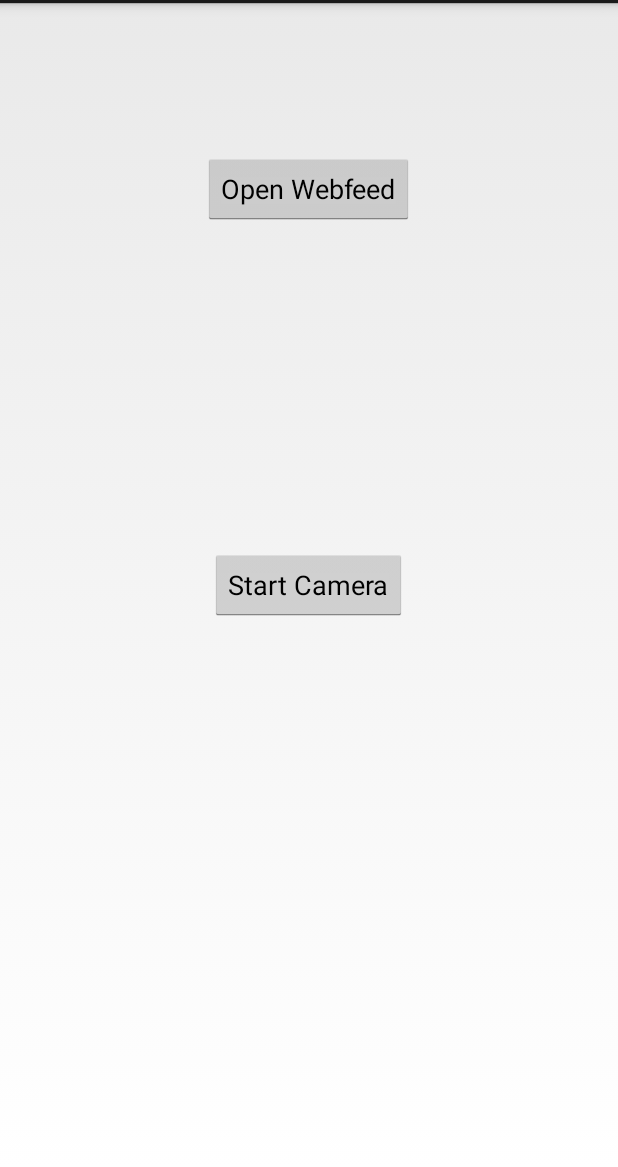
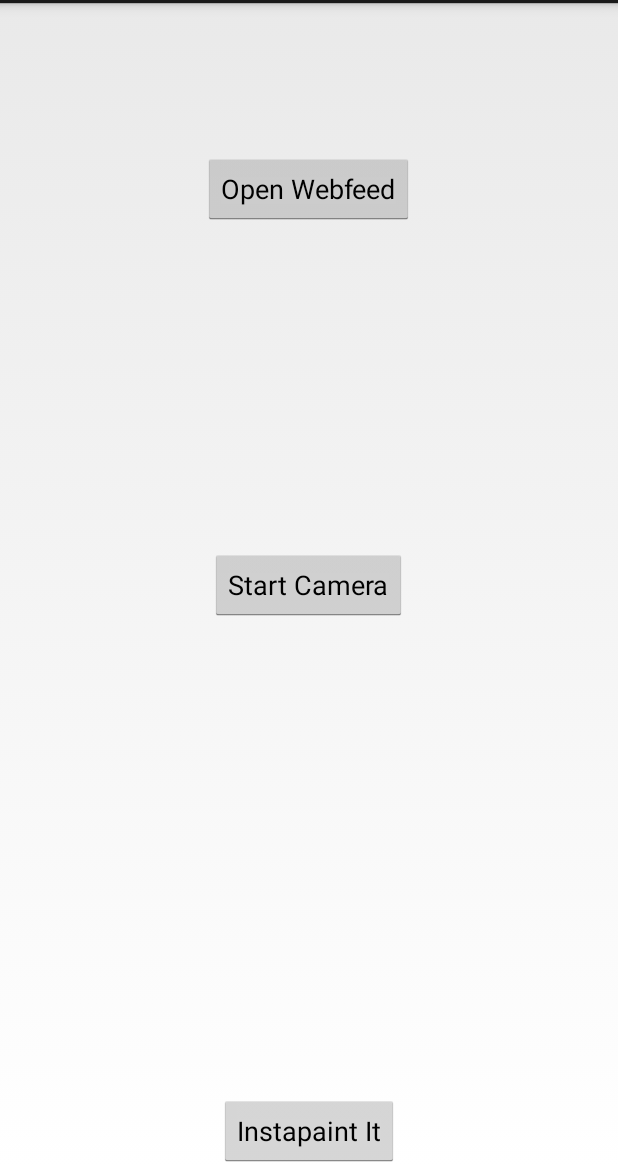
Before and after one commit to SuperCoolYCHackTeam/DoingSomethingUseful, an Android app: the screen it shows after launch (MainActivity), on a phone screen of 412 x 824 dp, the part 69-1236 px from its top. Run offline under Robolectric (Android 15) with nearby library versions, the phone set to English and light mode, and no system bars.

Commit message:
Instapaint Integration

```diff
--- a/mobile/src/main/java/com/ychack/doingsomethinguseful/InstaPaintingService.java
+++ b/mobile/src/main/java/com/ychack/doingsomethinguseful/InstaPaintingService.java
@@ -75,8 +75,8 @@ public class InstaPaintingService {
         }
         String imageLength = exif.getAttribute(ExifInterface.TAG_IMAGE_LENGTH);
         String imageWidth = exif.getAttribute(ExifInterface.TAG_IMAGE_WIDTH);
-        builder.addTextBody("height", String.valueOf(Integer.parseInt(imageLength)/10));
-        builder.addTextBody("width", String.valueOf(Integer.parseInt(imageWidth)/10));
+        builder.addTextBody("height", String.valueOf(Integer.parseInt(imageLength)/100));
+        builder.addTextBody("width", String.valueOf(Integer.parseInt(imageWidth)/100));
         builder.addTextBody("coords", "0,0,"+imageWidth+","+imageLength);
         httpPost.setEntity(builder.build());
 
--- a/mobile/src/main/java/com/ychack/doingsomethinguseful/MainActivity.java
+++ b/mobile/src/main/java/com/ychack/doingsomethinguseful/MainActivity.java
@@ -4,13 +4,18 @@ import android.app.Activity;
 
 import android.app.FragmentManager;
 import android.app.FragmentTransaction;
+import android.content.Intent;
+import android.net.Uri;
 import android.os.Bundle;
 import android.os.StrictMode;
+import android.view.View;
+import android.widget.Button;
 
 public class MainActivity extends Activity {
     @Override
     protected void onCreate(Bundle savedInstanceState) {
         super.onCreate(savedInstanceState);
+
         setContentView(R.layout.activity_main);
         if (android.os.Build.VERSION.SDK_INT > 9) {
             StrictMode.ThreadPolicy policy = new StrictMode.ThreadPolicy.Builder().permitAll().build();
@@ -23,5 +28,6 @@ public class MainActivity extends Activity {
         CameraFragment fragment = new CameraFragment();
         fragmentTransaction.add(R.id.container, fragment);
         fragmentTransaction.commit();
+
     }
 }
--- a/mobile/src/main/res/layout/fragment_camera.xml
+++ b/mobile/src/main/res/layout/fragment_camera.xml
@@ -21,4 +21,12 @@
         android:layout_gravity="center_horizontal|top"
         android:layout_marginTop="100dp" />
 
+    <Button
+        android:layout_width="wrap_content"
+        android:layout_height="wrap_content"
+        android:text="Instapaint It"
+        android:id="@+id/instapaintButton"
+        android:layout_gravity="center_horizontal|bottom"
+        android:layout_marginTop="100dp" />
+
 </FrameLayout>
```
Also changed, not shown: mobile/src/main/java/com/ychack/doingsomethinguseful/CameraActivity.java (+26 -3 lines), mobile/src/main/java/com/ychack/doingsomethinguseful/CameraFragment.java (+20 -0 lines).
